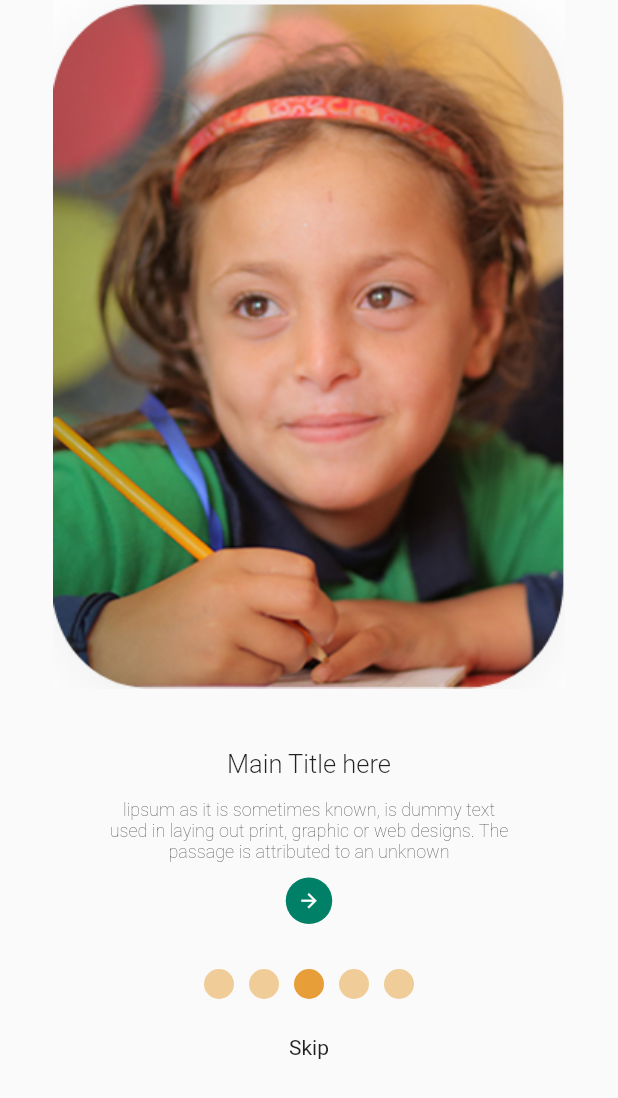
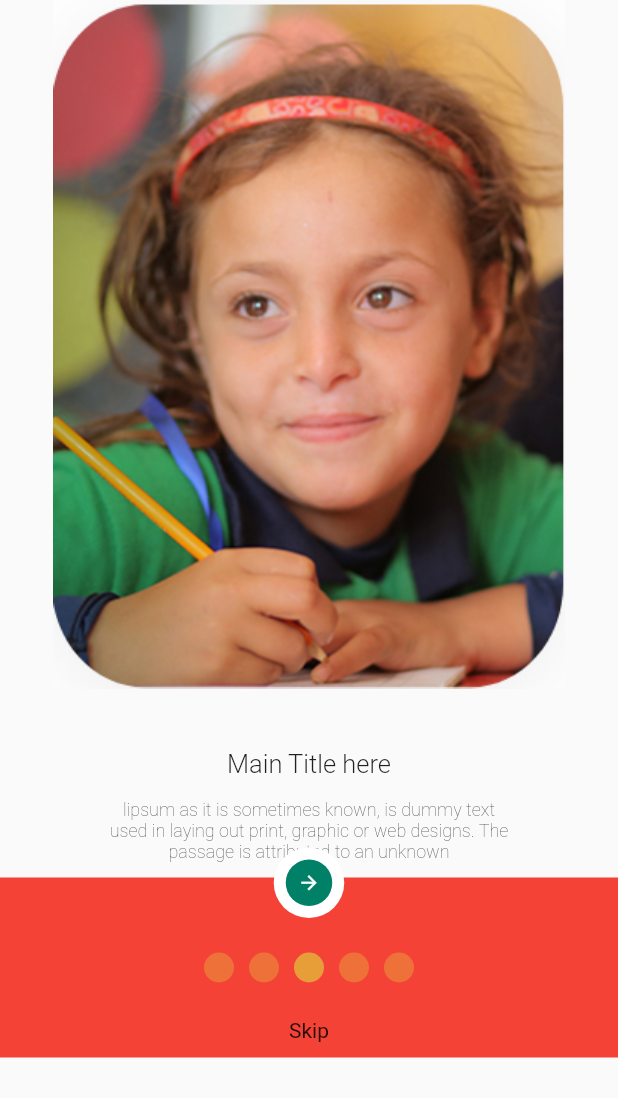
Before and after one commit to MahmedRahman/CIC_Training_Group_1, a Flutter app: the screen it shows after launch, on a phone screen of 412 x 824 dp. Shown: the top 1098 px of the screen. Run offline on Flutter 3.47's test engine with Material 2 defaults, Android fonts, the phone set to English and light mode, and no system bars; our stand-ins replace get.

Commit message:
onBording Screen

```diff
--- a/lib/app/modules/onbording/views/widget/section3.dart
+++ b/lib/app/modules/onbording/views/widget/section3.dart
@@ -1,12 +1,33 @@
+import 'package:flutter/material.dart';
+import 'package:get/route_manager.dart';
 
-
-  import 'package:flutter/material.dart';
-
-Column section3() {
-    return Column(
-            crossAxisAlignment: CrossAxisAlignment.center,
+Widget section3() {
+  return Stack(
+    clipBehavior: Clip.none,
     children: [
       Container(
+        height: 120,
+        decoration: BoxDecoration(
+          color: Colors.red,
+        ),
+      ),
+      Positioned(
+        right: 0,
+        left: 0,
+        top: -20,
+        child: Center(
+          child: Positioned(
+            left: 0,
+            child: Center(
+              child: Container(
+                //width: 50,
+                decoration: BoxDecoration(
+                  color: Colors.white,
+                  borderRadius: BorderRadius.circular(40),
+                ),
+                child: Padding(
+                  padding: const EdgeInsets.all(8.0),
+                  child: Container(
                     child: Padding(
                       padding: const EdgeInsets.all(8.0),
                       child: Icon(
@@ -20,8 +41,17 @@ Column section3() {
                       borderRadius: BorderRadius.circular(40),
                     ),
                   ),
+                ),
+              ),
+            ),
+          ),
+        ),
+      ),
+      Column(
+        crossAxisAlignment: CrossAxisAlignment.center,
+        children: [
           SizedBox(
-                height: 30,
+            height: 50,
           ),
           Row(
             crossAxisAlignment: CrossAxisAlignment.center,
@@ -92,5 +122,7 @@ Column section3() {
           ),
           Text("Skip"),
         ],
+      ),
+    ],
   );
 }
```
Lines whose indentation alone changed are shown as unchanged.
